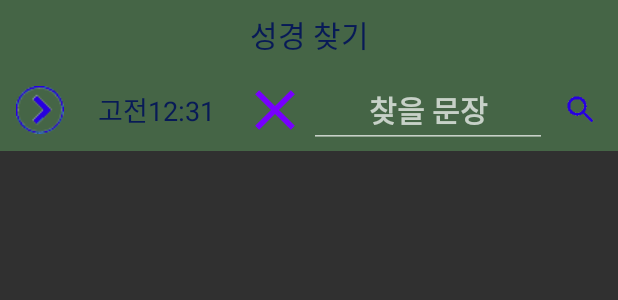
After one commit to riopapa/dicBible, an Android app: the layout search_activity.xml on its own in the app's theme, with its tools: preview values and no code run, on a phone screen of 412 x 824 dp. The commit adds this screen. Shown: the top 300 px of the screen. Run offline under Robolectric (Android 15) with nearby library versions, the phone set to English and light mode, and no system bars.

Commit message:
bible, hymn, dic, cross, go back, search working

```diff
--- a/app/src/main/AndroidManifest.xml
+++ b/app/src/main/AndroidManifest.xml
@@ -26,6 +26,9 @@
                 <category android:name="android.intent.category.LAUNCHER" />
             </intent-filter>
         </activity>
+
+        <activity android:name=".SearchActivity" />
+
     </application>
 
 </manifest>
--- /dev/null
+++ b/app/src/main/res/anim/anim_slide_in_left.xml
@@ -0,0 +1,5 @@
+<translate xmlns:android="http://schemas.android.com/apk/res/android"
+    android:duration="@android:integer/config_mediumAnimTime"
+    android:fromXDelta="-100%"
+    android:interpolator="@android:anim/decelerate_interpolator"
+    android:toXDelta="0%" />
--- /dev/null
+++ b/app/src/main/res/anim/anim_slide_in_right.xml
@@ -0,0 +1,5 @@
+<translate xmlns:android="http://schemas.android.com/apk/res/android"
+    android:duration="@android:integer/config_mediumAnimTime"
+    android:fromXDelta="100%"
+    android:interpolator="@android:anim/decelerate_interpolator"
+    android:toXDelta="0%" />
--- /dev/null
+++ b/app/src/main/res/anim/anim_slide_out_left.xml
@@ -0,0 +1,5 @@
+<translate xmlns:android="http://schemas.android.com/apk/res/android"
+    android:duration="@android:integer/config_mediumAnimTime"
+    android:fromXDelta="0%"
+    android:interpolator="@android:anim/decelerate_interpolator"
+    android:toXDelta="-100%" />
--- /dev/null
+++ b/app/src/main/res/anim/anim_slide_out_right.xml
@@ -0,0 +1,5 @@
+<translate xmlns:android="http://schemas.android.com/apk/res/android"
+    android:duration="@android:integer/config_mediumAnimTime"
+    android:fromXDelta="0%"
+    android:interpolator="@android:anim/decelerate_interpolator"
+    android:toXDelta="100%" />
--- /dev/null
+++ b/app/src/main/res/layout/search_activity.xml
@@ -0,0 +1,99 @@
+<?xml version="1.0" encoding="utf-8"?>
+<ScrollView xmlns:android="http://schemas.android.com/apk/res/android"
+    android:layout_width="match_parent"
+    android:layout_height="wrap_content"
+    android:orientation="vertical"
+    android:id="@+id/searchView"
+    xmlns:app="http://schemas.android.com/apk/res-auto">
+
+    <LinearLayout
+        android:orientation="vertical"
+        android:background="@color/markDark"
+        android:layout_width="match_parent"
+        android:layout_height="wrap_content">
+        <TextView
+            android:padding="4dp"
+            android:layout_margin="4dp"
+            android:layout_width="match_parent"
+            android:gravity="center"
+            android:layout_height="wrap_content"
+            android:text="성경 찾기"
+            android:layout_gravity="center"
+            android:textColor="@color/MenuForeColor"
+            android:textSize="20sp" />
+
+        <!-- search bible -->
+        <LinearLayout
+            android:gravity="center"
+            android:layout_margin="2dp"
+            android:orientation="horizontal"
+            android:layout_width="match_parent"
+            android:layout_height="wrap_content">
+
+            <ImageView
+                android:id="@+id/searchNext"
+                android:layout_width="0dp"
+                android:layout_weight="2"
+                android:paddingLeft="4dp"
+                android:layout_height="32dp"
+                android:background="#00000000"
+                style="@style/exitButton"
+                android:src="@mipmap/search_next" />
+
+            <TextView
+                android:id="@+id/searchStartVerse"
+                android:layout_width="0dp"
+                android:layout_weight="5"
+                android:gravity="center_horizontal"
+                android:layout_height="wrap_content"
+                android:layout_gravity="center"
+                android:text="고전12:31"
+                android:textSize="18sp"
+                android:textColor="@color/MenuForeColor"
+                />
+
+            <ImageView
+                android:id="@+id/text_clear"
+                android:layout_width="0dp"
+                android:layout_weight="2"
+                android:layout_height="wrap_content"
+                android:layout_gravity="center"
+                android:src="@drawable/clear_text"
+                />
+
+            <EditText
+                android:id="@+id/txtSearch"
+                android:layout_width="0dp"
+                android:layout_weight="7"
+                android:inputType="text"
+                android:gravity="center"
+                android:selectAllOnFocus="true"
+                android:layout_height="wrap_content"
+                android:hint="찾을 문장"
+                android:textStyle="bold"
+                android:textSize="20sp"
+                android:textColor="@color/MenuForeColor"
+                />
+
+            <ImageView
+                android:id="@+id/quickSearch"
+                android:layout_width="0dp"
+                android:layout_weight="2"
+                android:padding="4dp"
+                android:layout_height="32dp"
+                android:background="#00000000"
+                style="@style/exitButton"
+                app:layout_constraintHorizontal_weight="3"
+                android:src="@mipmap/search" />
+
+        </LinearLayout>
+
+        <androidx.recyclerview.widget.RecyclerView
+            android:id="@+id/searchedList"
+            android:layout_width="match_parent"
+            android:layout_height="wrap_content"
+            app:layoutManager="androidx.recyclerview.widget.LinearLayoutManager"
+            >
+        </androidx.recyclerview.widget.RecyclerView>
+    </LinearLayout>
+</ScrollView>
--- /dev/null
+++ b/app/src/main/res/values/dims.xml
@@ -0,0 +1,4 @@
+<resources>
+    <dimen name="menu_font_size">18sp</dimen>
+    <dimen name="menu_font_size_small">14sp</dimen>
+</resources>
```
Also changed, not shown: app/src/main/java/com/urrecliner/dicbible/BuildMenuButton.java (+10 -12 lines), app/src/main/java/com/urrecliner/dicbible/MakeBible.java (+11 -4 lines), app/src/main/java/com/urrecliner/dicbible/MakeHymn.java (+31 -0 lines), app/src/main/java/com/urrecliner/dicbible/SearchActivity.java (added, +173 -0 lines), app/src/main/java/com/urrecliner/dicbible/SearchAdapter.java (added, +101 -0 lines), app/src/main/java/com/urrecliner/dicbible/Text2Speech.java (+6 -4 lines), app/src/main/java/com/urrecliner/dicbible/Utils.java (+13 -0 lines), app/src/main/java/com/urrecliner/dicbible/Vars.java (+3 -5 lines), app/src/main/res/layout/activity_main.xml (+9 -0 lines), app/src/main/res/layout/search_item.xml (added, +44 -0 lines).
